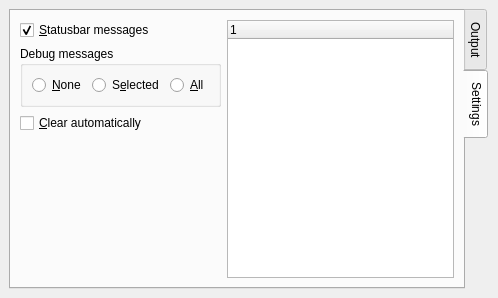
Before: the Qt Designer form src/frontends/qt/ui/ProgressViewUi.ui in cburschka/lyx, drawn with Qt 5.
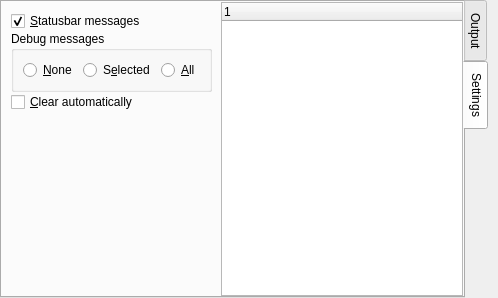
After: the same form once the commit is applied. The open tabs and pages were chosen to show the change.

```diff
--- a/src/frontends/qt/ui/ProgressViewUi.ui
+++ b/src/frontends/qt/ui/ProgressViewUi.ui
@@ -39,16 +39,16 @@
   </property>
   <layout class="QGridLayout">
    <property name="leftMargin">
-    <number>9</number>
+    <number>0</number>
    </property>
    <property name="topMargin">
-    <number>9</number>
+    <number>0</number>
    </property>
    <property name="rightMargin">
     <number>9</number>
    </property>
    <property name="bottomMargin">
-    <number>9</number>
+    <number>0</number>
    </property>
    <property name="spacing">
     <number>6</number>
@@ -86,7 +86,7 @@
       <enum>QTabWidget::Rounded</enum>
      </property>
      <property name="currentIndex">
-      <number>0</number>
+      <number>1</number>
      </property>
      <widget class="QWidget" name="tab">
       <attribute name="title">
@@ -94,16 +94,16 @@
       </attribute>
       <layout class="QGridLayout">
        <property name="leftMargin">
-        <number>9</number>
+        <number>0</number>
        </property>
        <property name="topMargin">
-        <number>9</number>
+        <number>0</number>
        </property>
        <property name="rightMargin">
-        <number>9</number>
+        <number>0</number>
        </property>
        <property name="bottomMargin">
-        <number>9</number>
+        <number>0</number>
        </property>
        <property name="spacing">
         <number>6</number>
@@ -122,6 +122,9 @@
            <height>16777215</height>
           </size>
          </property>
+         <property name="styleSheet">
+          <string notr="true">border: </string>
+         </property>
          <property name="frameShape">
           <enum>QFrame::StyledPanel</enum>
          </property>
@@ -142,23 +145,23 @@
       <attribute name="title">
        <string>Settings</string>
       </attribute>
-      <layout class="QGridLayout" columnstretch="0,1">
+      <layout class="QGridLayout" columnstretch="0,0">
        <property name="leftMargin">
-        <number>9</number>
+        <number>0</number>
        </property>
        <property name="topMargin">
-        <number>9</number>
+        <number>0</number>
        </property>
        <property name="rightMargin">
-        <number>9</number>
+        <number>0</number>
        </property>
        <property name="bottomMargin">
-        <number>9</number>
+        <number>0</number>
        </property>
        <property name="spacing">
-        <number>6</number>
+        <number>0</number>
        </property>
-       <item row="0" column="1" rowspan="4">
+       <item row="0" column="1" rowspan="6">
         <widget class="QTreeWidget" name="debugMessagesTW">
          <property name="toolTip">
           <string>Select the debug messages that should be displayed</string>
@@ -170,33 +173,37 @@
          </column>
         </widget>
        </item>
-       <item row="3" column="0">
-        <spacer>
-         <property name="orientation">
-          <enum>Qt::Vertical</enum>
+       <item row="0" column="0">
+        <layout class="QVBoxLayout" name="verticalLayout">
+         <property name="spacing">
+          <number>0</number>
          </property>
-         <property name="sizeType">
-          <enum>QSizePolicy::Preferred</enum>
+         <property name="leftMargin">
+          <number>9</number>
          </property>
-         <property name="sizeHint" stdset="0">
-          <size>
-           <width>187</width>
-           <height>3</height>
-          </size>
+         <property name="topMargin">
+          <number>9</number>
          </property>
-        </spacer>
-       </item>
-       <item row="2" column="0">
-        <widget class="QCheckBox" name="autoClearCB">
+         <property name="rightMargin">
+          <number>9</number>
+         </property>
+         <property name="bottomMargin">
+          <number>9</number>
+         </property>
+         <item>
+          <widget class="QCheckBox" name="sbarCB">
          <property name="toolTip">
-          <string>Automatic cleanup of the window before LaTeX compilation proceeds</string>
+            <string>Display statusbar messages?</string>
          </property>
          <property name="text">
-          <string>&amp;Clear automatically</string>
+            <string>&amp;Statusbar messages</string>
+           </property>
+           <property name="checked">
+            <bool>true</bool>
          </property>
         </widget>
        </item>
-       <item row="1" column="0">
+         <item>
         <widget class="QGroupBox" name="groupBox">
          <property name="sizePolicy">
           <sizepolicy hsizetype="Preferred" vsizetype="Fixed">
@@ -226,26 +233,6 @@
           <property name="spacing">
            <number>6</number>
           </property>
-          <item row="0" column="0">
-           <widget class="QRadioButton" name="debugNoneRB">
-            <property name="toolTip">
-             <string>Display no debug messages</string>
-            </property>
-            <property name="text">
-             <string>&amp;None</string>
-            </property>
-           </widget>
-          </item>
-          <item row="0" column="1">
-           <widget class="QRadioButton" name="debugSelectedRB">
-            <property name="toolTip">
-             <string>Display the debug messages selected to the right</string>
-            </property>
-            <property name="text">
-             <string>S&amp;elected</string>
-            </property>
-           </widget>
-          </item>
           <item row="0" column="2">
            <widget class="QRadioButton" name="debugAnyRB">
             <property name="toolTip">
@@ -256,21 +243,56 @@
             </property>
            </widget>
           </item>
-         </layout>
+            <item row="0" column="1">
+             <widget class="QRadioButton" name="debugSelectedRB">
+              <property name="toolTip">
+               <string>Display the debug messages selected to the right</string>
+              </property>
+              <property name="text">
+               <string>S&amp;elected</string>
+              </property>
         </widget>
        </item>
        <item row="0" column="0">
-        <widget class="QCheckBox" name="sbarCB">
+             <widget class="QRadioButton" name="debugNoneRB">
          <property name="toolTip">
-          <string>Display statusbar messages?</string>
+               <string>Display no debug messages</string>
          </property>
          <property name="text">
-          <string>&amp;Statusbar messages</string>
-         </property>
-         <property name="checked">
-          <bool>true</bool>
-         </property>
-        </widget>
+               <string>&amp;None</string>
+              </property>
+             </widget>
+            </item>
+           </layout>
+          </widget>
+         </item>
+         <item>
+          <widget class="QCheckBox" name="autoClearCB">
+           <property name="toolTip">
+            <string>Automatic cleanup of the window before LaTeX compilation proceeds</string>
+           </property>
+           <property name="text">
+            <string>&amp;Clear automatically</string>
+           </property>
+          </widget>
+         </item>
+        </layout>
+       </item>
+       <item row="1" column="0" rowspan="5">
+        <spacer>
+         <property name="orientation">
+          <enum>Qt::Vertical</enum>
+         </property>
+         <property name="sizeType">
+          <enum>QSizePolicy::Preferred</enum>
+         </property>
+         <property name="sizeHint" stdset="0">
+          <size>
+           <width>187</width>
+           <height>3</height>
+          </size>
+         </property>
+        </spacer>
        </item>
       </layout>
      </widget>
```
Lines whose indentation alone changed are shown as unchanged.
